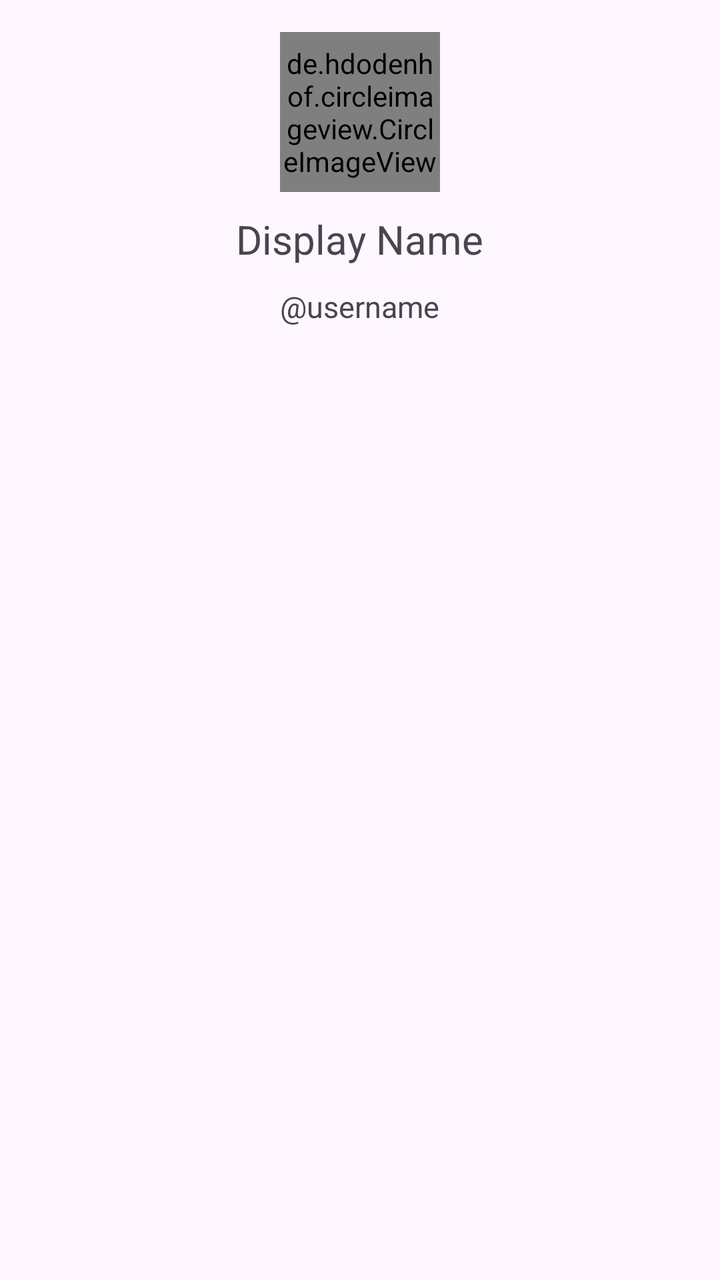
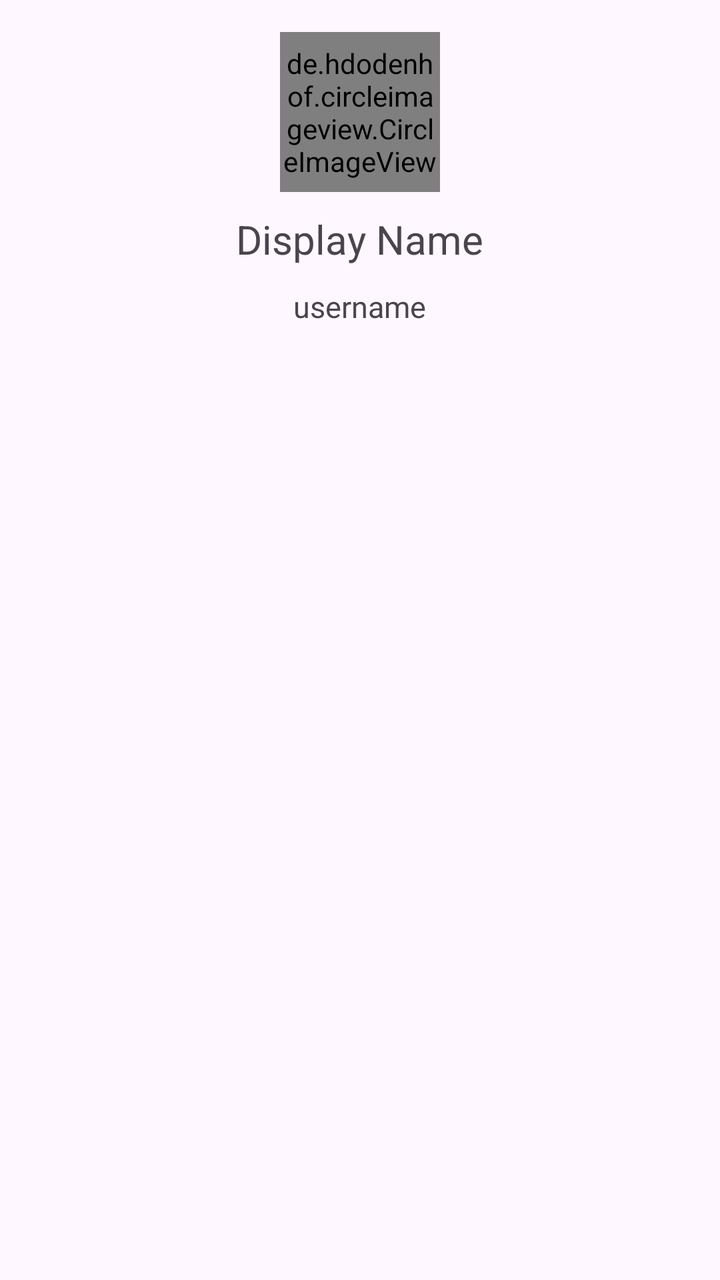

Before-and-after screenshots of an Android layout around one commit, followed by the original layout XML and the change that was made.
<!-- AndroidManifest.xml: application theme Theme.TheApp -->
<!-- res/layout/fragment_profile.xml -->
<?xml version="1.0" encoding="utf-8"?>
<LinearLayout
    xmlns:android="http://schemas.android.com/apk/res/android"
    xmlns:app="http://schemas.android.com/apk/res-auto"
    xmlns:tools="http://schemas.android.com/tools"
    android:layout_width="match_parent"
    android:layout_height="wrap_content"
    android:orientation="vertical"
    android:padding="16dp"
    tools:context=".ProfileFragment">

    <de.hdodenhof.circleimageview.CircleImageView
        android:id="@+id/profilePic"
        app:civ_border_width="4dp"
        android:layout_gravity="center"
        android:src="@drawable/mountain"
        app:civ_border_color="#FF000000"
        android:layout_width="80dp"
        android:layout_height="80dp"
        app:layout_constraintTop_toTopOf="parent"
        app:layout_constraintStart_toStartOf="parent"
        app:layout_constraintEnd_toEndOf="parent" />

    <TextView
        android:id="@+id/displayNameText"
        android:layout_width="wrap_content"
        android:layout_height="wrap_content"
        android:layout_gravity="center"
        android:text="Display Name"
        android:textSize="20sp"
        android:paddingTop="10dp"
        app:layout_constraintTop_toBottomOf="@id/profilePic"
        app:layout_constraintStart_toStartOf="parent"
        app:layout_constraintEnd_toEndOf="parent"/>

    <TextView
        android:id="@+id/usernameText"
        android:layout_width="wrap_content"
        android:layout_height="wrap_content"
        android:layout_gravity="center"
        android:text="@username"
        android:textSize="15sp"
        android:layout_marginTop="10dp"
        app:layout_constraintTop_toBottomOf="@id/displayNameText"
        app:layout_constraintStart_toStartOf="parent"
        app:layout_constraintEnd_toEndOf="parent"/>

</LinearLayout>
<!-- resources referenced by this layout -->
<resources>
  <!-- drawable mountain: jpg bitmap (drawable, 4014 bytes) -->
  <style name="Theme.TheApp" parent="Base.Theme.TheApp" />
  <style name="Base.Theme.TheApp" parent="Theme.Material3.DayNight.NoActionBar">
          
          
      </style>
</resources>

<!-- the commit's change to res/layout/fragment_profile.xml (unified diff, before → after) -->
@@ -14,7 +14,7 @@
         app:civ_border_width="4dp"
         android:layout_gravity="center"
         android:src="@drawable/mountain"
-        app:civ_border_color="#FF000000"
+        app:civ_border_color="@color/profile_border"
         android:layout_width="80dp"
         android:layout_height="80dp"
         app:layout_constraintTop_toTopOf="parent"
@@ -38,7 +38,7 @@
         android:layout_width="wrap_content"
         android:layout_height="wrap_content"
         android:layout_gravity="center"
-        android:text="@username"
+        android:text="username"
         android:textSize="15sp"
         android:layout_marginTop="10dp"
         app:layout_constraintTop_toBottomOf="@id/displayNameText"
<!-- resource entries referenced after the edit -->
@@ -1,5 +1,6 @@
 <!-- resources referenced by this layout -->
 <resources>
+  <color name="profile_border">#FF000000</color>
   <!-- drawable mountain: jpg bitmap (drawable, 4014 bytes) -->
   <style name="Theme.TheApp" parent="Base.Theme.TheApp" />
   <style name="Base.Theme.TheApp" parent="Theme.Material3.DayNight.NoActionBar">
